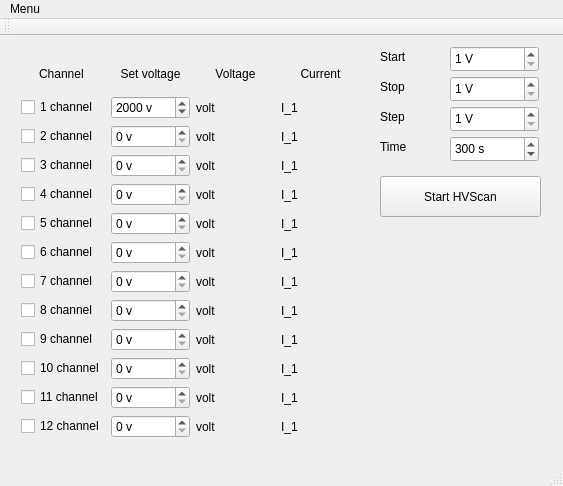
First picture: the form in mainwindow.ui, repository aspirantip/spascharm_hvp, before the edit.
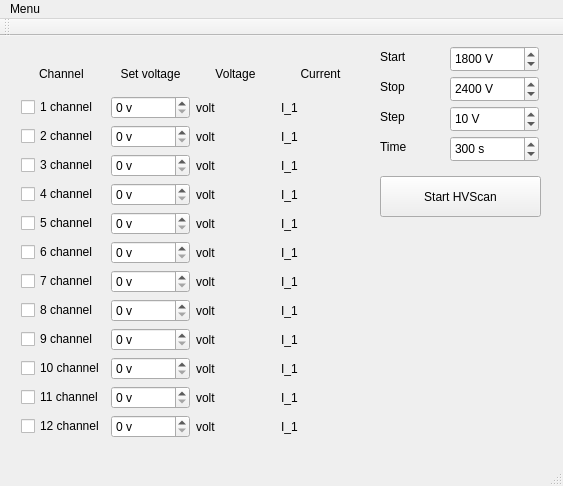
Second picture: the form after the edit.

Commit message: Changed the order switching between widgets (controls: checkbox and spinbox).

```diff
--- a/mainwindow.ui
+++ b/mainwindow.ui
@@ -74,6 +74,9 @@
     <property name="maximum">
      <number>2600</number>
     </property>
+    <property name="value">
+     <number>1800</number>
+    </property>
    </widget>
    <widget class="QSpinBox" name="sbVStop">
     <property name="geometry">
@@ -96,6 +99,9 @@
     <property name="maximum">
      <number>2600</number>
     </property>
+    <property name="value">
+     <number>2400</number>
+    </property>
    </widget>
    <widget class="QSpinBox" name="sbVStep">
     <property name="geometry">
@@ -121,6 +127,9 @@
     <property name="singleStep">
      <number>1</number>
     </property>
+    <property name="value">
+     <number>10</number>
+    </property>
    </widget>
    <widget class="QPushButton" name="pbStartHVScan">
     <property name="geometry">
@@ -230,7 +239,7 @@
         <number>2600</number>
        </property>
        <property name="value">
-        <number>2000</number>
+        <number>0</number>
        </property>
       </widget>
      </item>
```
Left out of the diff: 34 changed lines with no effect on the pictures.
